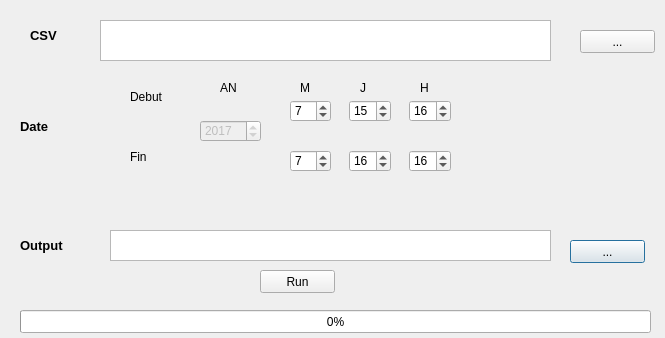
The window that BioSIM_dialog_image.ui (RNCan/BioSIMPlugin) describes before a commit, drawn with Qt 5.
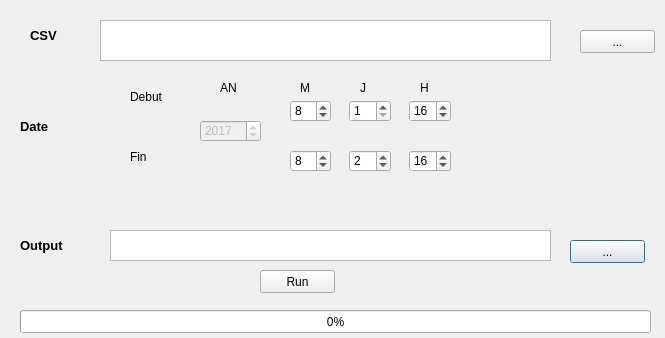
The same window after the commit.

```diff
--- a/BioSIM_dialog_image.ui
+++ b/BioSIM_dialog_image.ui
@@ -286,7 +286,7 @@
     <number>31</number>
    </property>
    <property name="value">
-    <number>15</number>
+    <number>1</number>
    </property>
   </widget>
   <widget class="QSpinBox" name="spin_j1">
@@ -311,7 +311,7 @@
     <number>31</number>
    </property>
    <property name="value">
-    <number>16</number>
+    <number>2</number>
    </property>
   </widget>
   <widget class="QSpinBox" name="spin_m">
@@ -336,7 +336,7 @@
     <number>12</number>
    </property>
    <property name="value">
-    <number>7</number>
+    <number>8</number>
    </property>
   </widget>
   <widget class="QLabel" name="label_j_2">
@@ -400,7 +400,7 @@
     <number>12</number>
    </property>
    <property name="value">
-    <number>7</number>
+    <number>8</number>
    </property>
   </widget>
  </widget>
```
